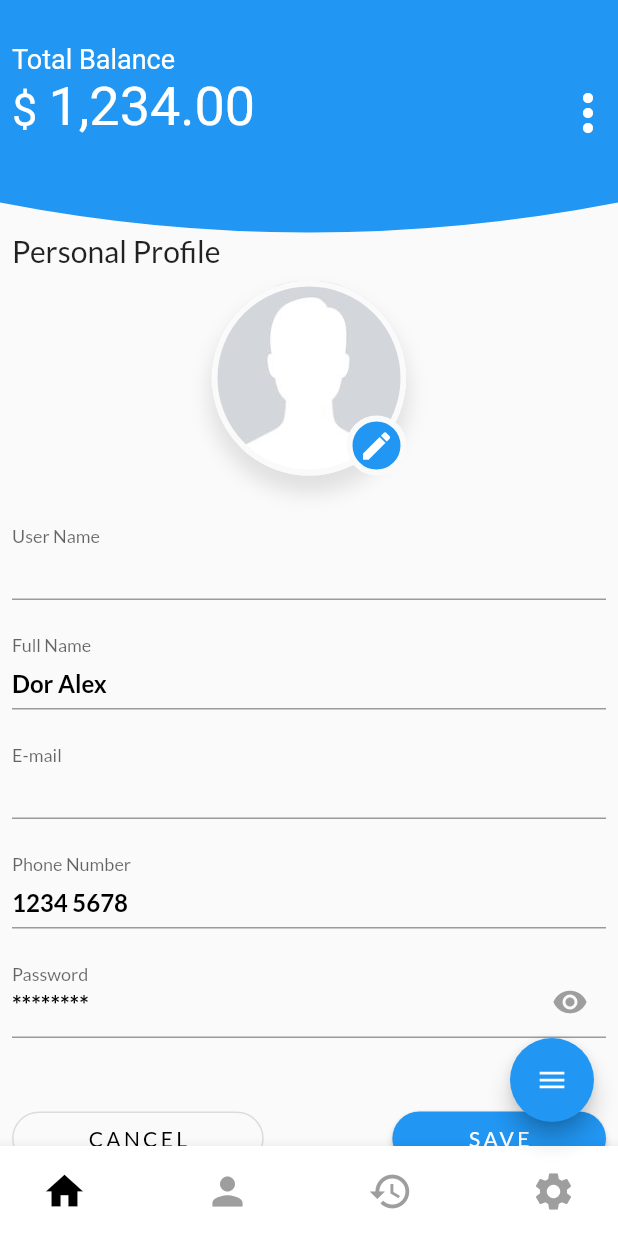
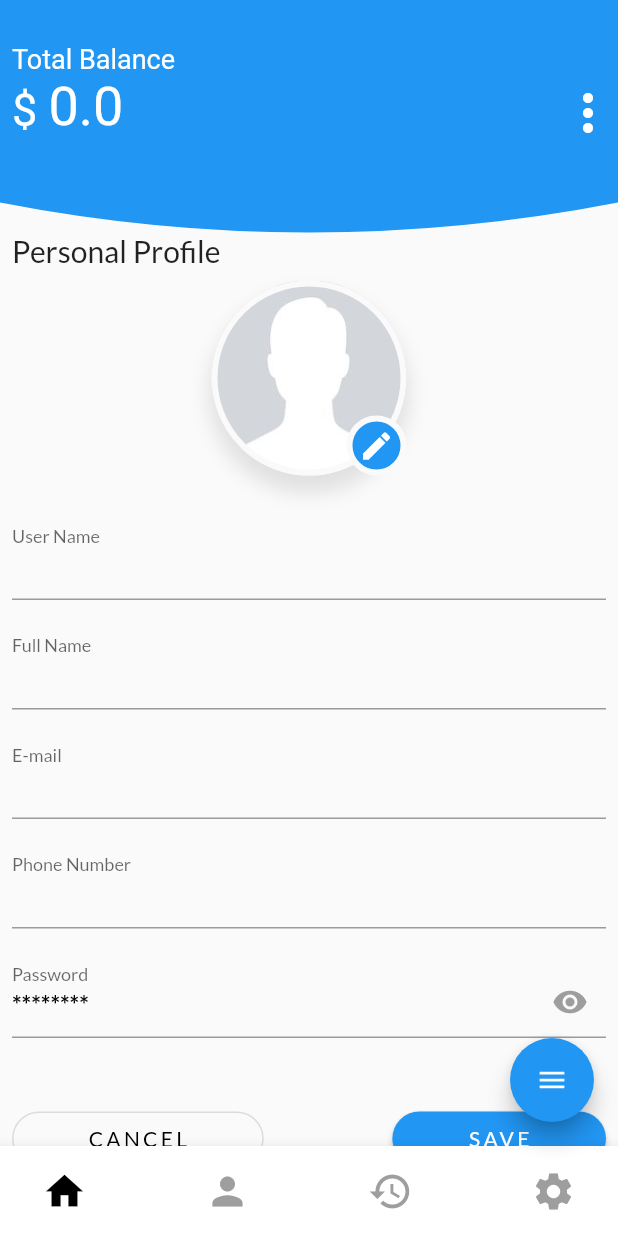
Before and after one commit to chiuywai2/fingerpay, a Flutter app: the screen it shows once a user with an empty profile is signed in, swiped to page 2, on a phone screen of 412 x 824 dp. Run offline on Flutter 3.47's test engine with Material 2 defaults, Android fonts, the phone set to English and light mode, and no system bars; our stand-ins replace cloud_firestore, firebase_auth, firebase_core, flutter_svg, google_fonts, math_expressions; accounts and stored records are empty.

Commit message:
Account Balance

```diff
--- /dev/null
+++ b/lib/src/models/user.dart
@@ -0,0 +1,10 @@
+class UserAccount {
+  double balance;
+  String fullname;
+  String phone;
+
+  UserAccount(this.balance, this.fullname, this.phone);
+
+  Map<String, dynamic> toJson() =>
+      {'balance': balance, 'fullname': fullname, 'phone': phone};
+}
--- a/lib/src/screen/account.dart
+++ b/lib/src/screen/account.dart
@@ -2,6 +2,7 @@ import 'package:flutter/material.dart';
 import 'package:fingerpay/src/widget/topbar.dart';
 import 'package:fingerpay/src/common.dart';
 import 'package:fingerpay/src/widget/provider_widget.dart';
+import 'package:fingerpay/src/models/user.dart';
 
 class Account extends StatefulWidget {
   @override
@@ -10,8 +11,39 @@ class Account extends StatefulWidget {
 
 class _AccountState extends State<Account> {
   bool showPassword = false;
+  UserAccount user = UserAccount(0, '', '');
+
   @override
   Widget build(BuildContext context) {
+    return FutureBuilder(
+      future: Provider.of(context).auth.getCurrent(),
+      builder: (context, snapshot) {
+        if (snapshot.connectionState == ConnectionState.done) {
+          return displayUserInformation(context, snapshot);
+        } else {
+          return CircularProgressIndicator();
+        }
+      },
+    );
+  }
+
+  Widget displayUserInformation(context, snapshot) {
+    final authData = snapshot.data;
+
+    _getProfileData() async {
+      final uid = await Provider.of(context).auth.getCurrentUID();
+      await Provider.of(context)
+          .db
+          .collection('user')
+          .doc(uid)
+          .get()
+          .then((result) {
+        user.balance = result.data()['balance'].toDouble();
+        user.fullname = result.data()['fullname'];
+        user.phone = result.data()['phone'];
+      });
+    }
+
     return Scaffold(
       body: Container(
         width: MediaQuery.of(context).size.width,
@@ -20,45 +52,34 @@ class _AccountState extends State<Account> {
             Topbar(
               barHeight: 175,
             ),
-            FutureBuilder(
-              future: Provider.of(context).auth.getCurrent(),
-              builder: (context, snapshot) {
-                if (snapshot.connectionState == ConnectionState.done) {
-                  return displayUserInformation(context, snapshot);
-                } else {
-                  return CircularProgressIndicator();
-                }
-              },
-            )
-          ],
-        ),
-      ),
-    );
-  }
-
-  Widget displayUserInformation(context, snapshot) {
-    final authData = snapshot.data;
-    return SafeArea(
+            SafeArea(
               child: ListView(
                 children: <Widget>[
                   Row(
                     mainAxisAlignment: MainAxisAlignment.spaceBetween,
                     children: <Widget>[
-              Padding(
+                      FutureBuilder(
+                          future: _getProfileData(),
+                          builder: (context, snapshot) {
+                            return Padding(
                               padding: const EdgeInsets.all(8.0),
                               child: RichText(
                                   text: TextSpan(children: [
                                 TextSpan(
                                     text: "\nTotal Balance\n",
-                      style: TextStyle(color: white, fontSize: 18)),
+                                    style:
+                                        TextStyle(color: white, fontSize: 18)),
                                 TextSpan(
                                     text: "\$ ",
-                      style: TextStyle(color: white, fontSize: 30)),
+                                    style:
+                                        TextStyle(color: white, fontSize: 30)),
                                 TextSpan(
-                      text: "1,234.00 \n",
-                      style: TextStyle(color: white, fontSize: 36)),
+                                    text: "${user.balance}\n",
+                                    style:
+                                        TextStyle(color: white, fontSize: 36)),
                               ])),
-              ),
+                            );
+                          }),
                       IconButton(
                           icon: Icon(
                             Icons.more_vert,
@@ -91,7 +112,8 @@ class _AccountState extends State<Account> {
                           decoration: BoxDecoration(
                               border: Border.all(
                                   width: 4,
-                          color: Theme.of(context).scaffoldBackgroundColor),
+                                  color: Theme.of(context)
+                                      .scaffoldBackgroundColor),
                               boxShadow: [
                                 BoxShadow(
                                     spreadRadius: 2,
@@ -115,7 +137,8 @@ class _AccountState extends State<Account> {
                                 shape: BoxShape.circle,
                                 border: Border.all(
                                   width: 4,
-                          color: Theme.of(context).scaffoldBackgroundColor,
+                                  color:
+                                      Theme.of(context).scaffoldBackgroundColor,
                                 ),
                                 color: Colors.blue,
                               ),
@@ -130,11 +153,22 @@ class _AccountState extends State<Account> {
                   SizedBox(
                     height: 35,
                   ),
+                  buildTextField("User Name",
+                      "${authData.displayName ?? 'Anonymous'}", false),
+                  FutureBuilder(
+                      future: _getProfileData(),
+                      builder: (context, snapshot) {
+                        return buildTextField(
+                            "Full Name", "${user.fullname ?? 'Try'}", false);
+                      }),
                   buildTextField(
-              "User Name", "${authData.displayName ?? 'Anonymous'}", false),
-          buildTextField("Full Name", "Dor Alex", false),
-          buildTextField("E-mail", "${authData.email ?? 'Anonymous'}", false),
-          buildTextField("Phone Number", "1234 5678", false),
+                      "E-mail", "${authData.email ?? 'Anonymous'}", false),
+                  FutureBuilder(
+                      future: _getProfileData(),
+                      builder: (context, snapshot) {
+                        return buildTextField("Phone Number",
+                            "${user.phone ?? '12345678'}", false);
+                      }),
                   buildTextField("Password", "********", true),
                   SizedBox(
                     height: 10,
@@ -172,13 +206,19 @@ class _AccountState extends State<Account> {
                           child: Text(
                             "SAVE",
                             style: TextStyle(
-                        fontSize: 14, letterSpacing: 2.2, color: Colors.white),
+                                fontSize: 14,
+                                letterSpacing: 2.2,
+                                color: Colors.white),
                           ),
                         ),
                       )
                     ],
                   ),
                 ],
+              ),
+            ),
+          ],
+        ),
       ),
     );
   }
--- a/lib/src/service/auth_service.dart
+++ b/lib/src/service/auth_service.dart
@@ -28,7 +28,7 @@ class AuthService {
       // Update the username
       await userCredential.user.updateProfile(displayName: name);
       await DatabaseService(uid: userCredential.user.uid)
-          .updateUserData(0, name, '');
+          .updateUserData(0, 'User', '00000000');
       return userCredential.user.uid;
     } on FirebaseAuthException catch (e) {
       if (e.code == 'weak-password') {
```
Also changed, not shown: lib/src/screen/dashboard.dart (+36 -3 lines), lib/src/screen/history.dart (+36 -3 lines), lib/src/screen/setting.dart (+35 -3 lines). Lines whose indentation alone changed are shown as unchanged.
